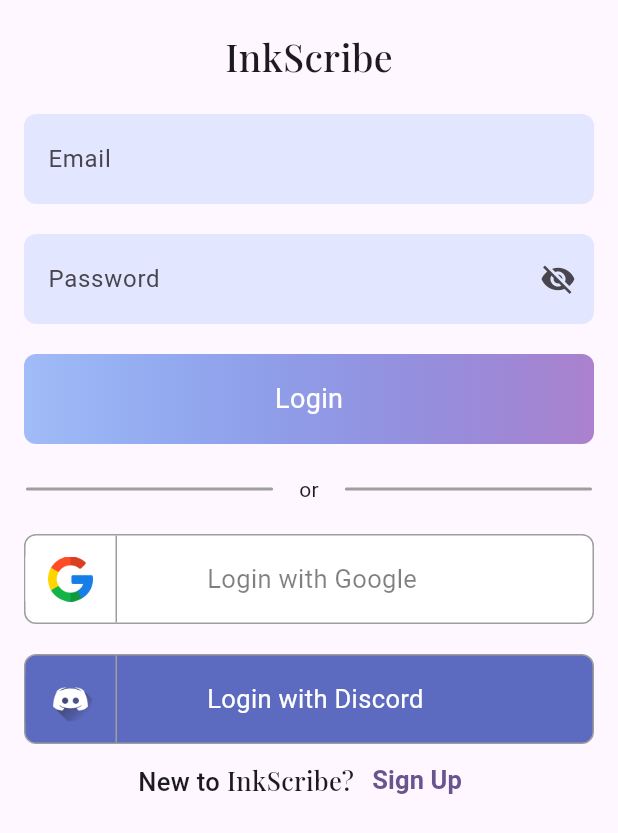
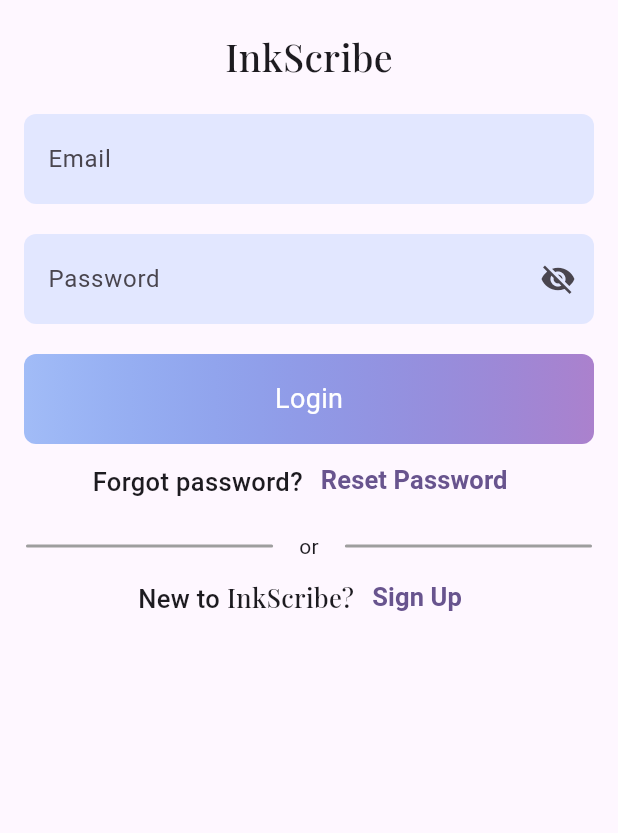
Before and after one commit to anthonyarinze/inkscribe, a Flutter app: the screen it shows after launch, on a phone screen of 412 x 824 dp. Shown: the top 833 px of the screen. Run offline on Flutter 3.47's test engine with Material 2 defaults, Android fonts, the phone set to English and light mode, and no system bars; our stand-ins replace cloud_firestore, dio, expansion_tile_card, firebase_auth, firebase_core, flutter_dotenv and 5 more; accounts and stored records are empty; generated files the repository leaves out were written again.

Commit message:
MVP Ready

```diff
--- a/lib/pages/auth/login.dart
+++ b/lib/pages/auth/login.dart
@@ -1,5 +1,6 @@
 import 'package:flutter/material.dart';
 import 'package:google_fonts/google_fonts.dart';
+import 'package:inkscribe/pages/auth/reset_password.dart';
 import 'package:inkscribe/pages/auth/sign_up.dart';
 import 'package:inkscribe/pages/master.dart';
 
@@ -8,7 +9,6 @@
 import '../../components/auth_button.dart';
 import '../../components/auth_form_texfield.dart';
 import '../../components/page_builders/page_builder.dart';
-import '../../components/third_party_auth_button.dart';
 
 class Login extends StatefulWidget {
   const Login({super.key});
@@ -90,8 +90,37 @@
                   ],
                 ),
               ),
+              Row(
+                mainAxisAlignment: MainAxisAlignment.center,
+                crossAxisAlignment: CrossAxisAlignment.center,
+                children: [
+                  Padding(
+                    padding: const EdgeInsets.only(top: 3.0),
+                    child: Text(
+                      "Forgot password?",
+                      style: GoogleFonts.roboto(
+                        fontSize: 17.0,
+                        fontWeight: FontWeight.w500,
+                      ),
+                    ),
+                  ),
+                  TextButton(
+                    onPressed: () => Navigator.push(
+                      context,
+                      ZoomPageRoute(page: const ResetPassword()),
+                    ),
+                    child: Text(
+                      "Reset Password",
+                      style: GoogleFonts.roboto(
+                        fontSize: 17.0,
+                        fontWeight: FontWeight.bold,
+                      ),
+                    ),
+                  ),
+                ],
+              ),
               Padding(
-                padding: const EdgeInsets.only(top: 20.0),
+                padding: const EdgeInsets.only(top: 10.0),
                 child: Row(
                   crossAxisAlignment: CrossAxisAlignment.center,
                   mainAxisAlignment: MainAxisAlignment.spaceEvenly,
@@ -115,20 +144,6 @@
                     ),
                   ],
                 ),
-              ),
-              const Padding(
-                padding: EdgeInsets.symmetric(vertical: 20.0),
-                child: ThirdPartyAuthButton(
-                  color: Colors.white,
-                  text: 'Login with Google',
-                  image: 'assets/google.png',
-                ),
-              ),
-              const ThirdPartyAuthButton(
-                color: Color(0xFF5c6bc0),
-                text: 'Login with Discord',
-                image: 'assets/discord2.png',
-                fontColor: Colors.white,
               ),
               Row(
                 mainAxisAlignment: MainAxisAlignment.center,
--- a/lib/pages/search.dart
+++ b/lib/pages/search.dart
@@ -108,7 +108,7 @@
                                     author: volumeInfo['authors'] != null && volumeInfo['authors'].isNotEmpty ? "By ${volumeInfo['authors'][0]}" : "N/A",
                                     synopsis: volumeInfo['description'] ?? "N/A",
                                     image: volumeInfo['imageLinks'] != null ? volumeInfo['imageLinks']['thumbnail'] : fallbackUrl,
-                                    id: data['items'][index]['id'],
+                                    id: data['items'][index]['id'] ?? "0000",
                                   ),
                                 ),
                               ),
--- a/lib/theme/palette.dart
+++ b/lib/theme/palette.dart
@@ -34,5 +34,8 @@
       brightness: Brightness.dark,
       background: darkThemeBackground,
     ),
+    textTheme: const TextTheme(
+      titleMedium: TextStyle(color: Colors.red),
+    ),
   );
 }
--- a/pubspec.yaml
+++ b/pubspec.yaml
@@ -34,6 +34,11 @@
 dev_dependencies:
   flutter_test:
     sdk: flutter
+  flutter_launcher_icons: ^0.13.1
+flutter_icons:
+  android: "launcher_icon"
+  ios: true
+  image_path: "assets/icons/iphone.png"
 
   # The "flutter_lints" package below contains a set of recommended lints to
   # encourage good coding practices. The lint set provided by the package is
```
Also changed, not shown: lib/components/book_card.dart (+67 -10 lines), lib/components/search_bar.dart (+9 -3 lines), lib/pages/auth/reset_password.dart (added, +102 -0 lines), lib/utils/auth_service.dart (+2 -10 lines), assets/icons/iphone.png (added), assets/icons/play_store_512.png (added), pubspec.lock, 27 other files.
